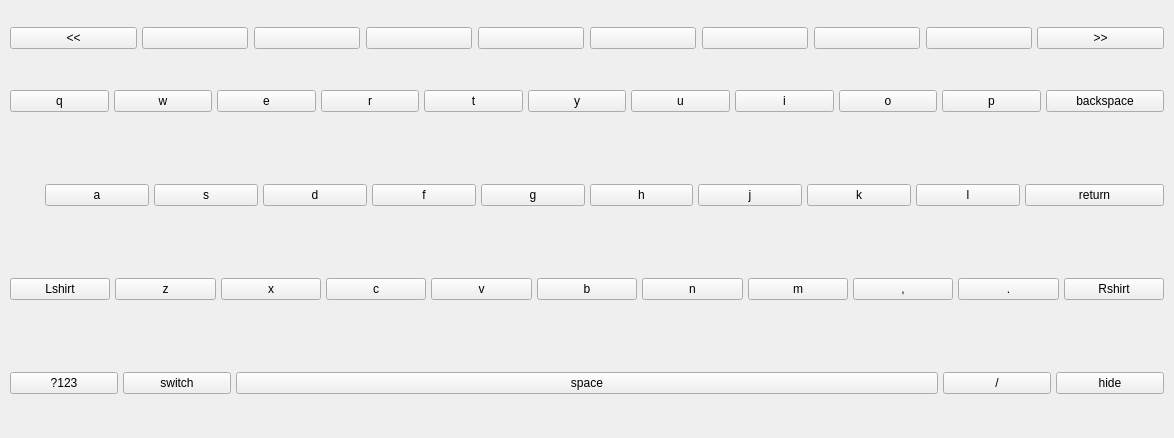
Above: softkeyboard_googlepinyin/softkeyboard.ui from xiaozhe/qtsoftkeyboard before the change. Below: the same form after it.
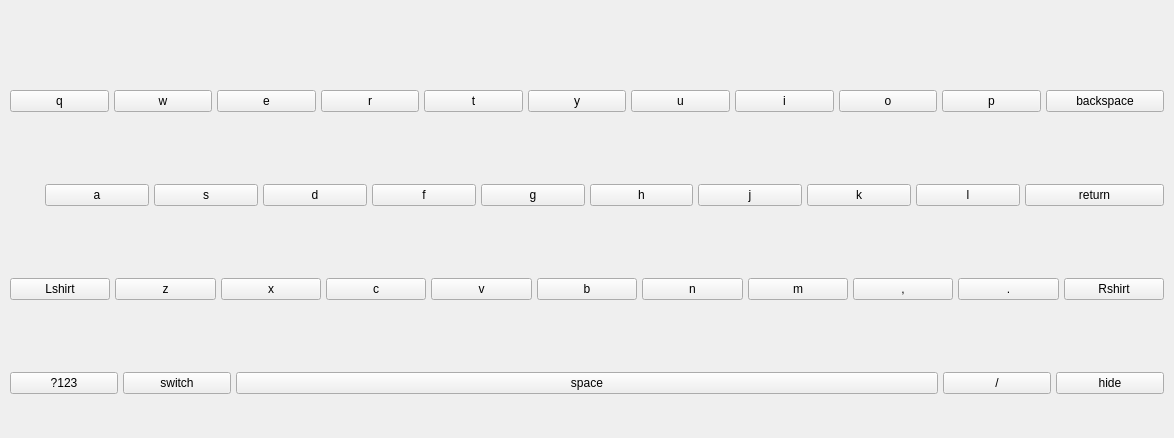
That is the form after the change.

```diff
--- a/softkeyboard_googlepinyin/softkeyboard.ui
+++ b/softkeyboard_googlepinyin/softkeyboard.ui
@@ -62,15 +62,27 @@
      </property>
      <item>
       <widget class="QWidget" name="widget_showChinese" native="true">
+       <property name="sizePolicy">
+        <sizepolicy hsizetype="Preferred" vsizetype="Preferred">
+         <horstretch>0</horstretch>
+         <verstretch>0</verstretch>
+        </sizepolicy>
+       </property>
+       <property name="minimumSize">
+        <size>
+         <width>0</width>
+         <height>0</height>
+        </size>
+       </property>
        <property name="styleSheet">
         <string notr="true"/>
        </property>
-       <layout class="QHBoxLayout" name="horizontalLayout_7" stretch="1,7,1">
+       <layout class="QHBoxLayout" name="horizontalLayout_7">
         <property name="spacing">
          <number>5</number>
         </property>
         <property name="sizeConstraint">
-         <enum>QLayout::SetNoConstraint</enum>
+         <enum>QLayout::SetDefaultConstraint</enum>
         </property>
         <property name="leftMargin">
          <number>0</number>
@@ -84,80 +96,6 @@
         <property name="bottomMargin">
          <number>0</number>
         </property>
-        <item>
-         <widget class="QPushButton" name="btn0_left">
-          <property name="text">
-           <string>&lt;&lt;</string>
-          </property>
-         </widget>
-        </item>
-        <item>
-         <layout class="QHBoxLayout" name="horizontalLayout_5" stretch="1,1,1,1,1,1,1,1">
-          <item>
-           <widget class="QPushButton" name="btn0_02">
-            <property name="text">
-             <string/>
-            </property>
-           </widget>
-          </item>
-          <item>
-           <widget class="QPushButton" name="btn0_03">
-            <property name="text">
-             <string/>
-            </property>
-           </widget>
-          </item>
-          <item>
-           <widget class="QPushButton" name="btn0_04">
-            <property name="text">
-             <string/>
-            </property>
-           </widget>
-          </item>
-          <item>
-           <widget class="QPushButton" name="btn0_05">
-            <property name="text">
-             <string/>
-            </property>
-           </widget>
-          </item>
-          <item>
-           <widget class="QPushButton" name="btn0_06">
-            <property name="text">
-             <string/>
-            </property>
-           </widget>
-          </item>
-          <item>
-           <widget class="QPushButton" name="btn0_07">
-            <property name="text">
-             <string/>
-            </property>
-           </widget>
-          </item>
-          <item>
-           <widget class="QPushButton" name="btn0_08">
-            <property name="text">
-             <string/>
-            </property>
-           </widget>
-          </item>
-          <item>
-           <widget class="QPushButton" name="btn0_09">
-            <property name="text">
-             <string/>
-            </property>
-           </widget>
-          </item>
-         </layout>
-        </item>
-        <item>
-         <widget class="QPushButton" name="btn0_right">
-          <property name="text">
-           <string>&gt;&gt;</string>
-          </property>
-         </widget>
-        </item>
        </layout>
       </widget>
      </item>
@@ -166,10 +104,13 @@
        <property name="orientation">
         <enum>Qt::Vertical</enum>
        </property>
+       <property name="sizeType">
+        <enum>QSizePolicy::Expanding</enum>
+       </property>
        <property name="sizeHint" stdset="0">
         <size>
          <width>10</width>
-         <height>40</height>
+         <height>1</height>
         </size>
        </property>
       </spacer>
```
